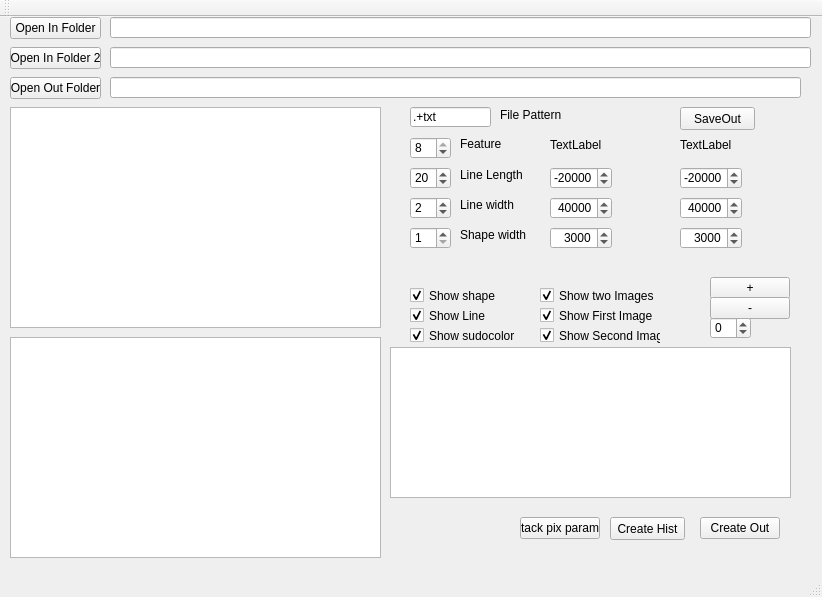
First picture: the form in mainwindow.ui, repository marcinkociolek/HaralickDirMapViever, before the edit.
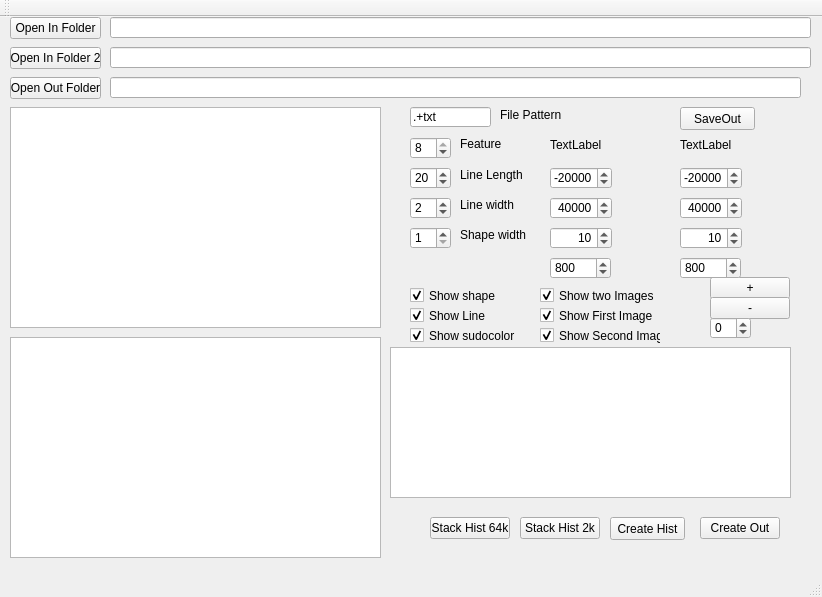
Second picture: the form after the edit.

Diff of the .ui file:
```diff
--- a/mainwindow.ui
+++ b/mainwindow.ui
@@ -374,7 +374,7 @@
      <double>128.000000000000000</double>
     </property>
     <property name="value">
-     <double>3000.000000000000000</double>
+     <double>10.000000000000000</double>
     </property>
    </widget>
    <widget class="QListWidget" name="File2ListWidget">
@@ -470,7 +470,7 @@
      <double>128.000000000000000</double>
     </property>
     <property name="value">
-     <double>3000.000000000000000</double>
+     <double>10.000000000000000</double>
     </property>
    </widget>
    <widget class="QDoubleSpinBox" name="doubleSpinBoxImMin2">
@@ -630,7 +630,52 @@
      </rect>
     </property>
     <property name="text">
-     <string>stack pix params</string>
+     <string>Stack Hist 2k</string>
+    </property>
+   </widget>
+   <widget class="QPushButton" name="pushButtonStackHist64k">
+    <property name="geometry">
+     <rect>
+      <x>430</x>
+      <y>500</y>
+      <width>80</width>
+      <height>22</height>
+     </rect>
+    </property>
+    <property name="text">
+     <string>Stack Hist 64k</string>
+    </property>
+   </widget>
+   <widget class="QSpinBox" name="spinBoxIntensityThreshold">
+    <property name="geometry">
+     <rect>
+      <x>550</x>
+      <y>240</y>
+      <width>61</width>
+      <height>22</height>
+     </rect>
+    </property>
+    <property name="maximum">
+     <number>65535</number>
+    </property>
+    <property name="value">
+     <number>800</number>
+    </property>
+   </widget>
+   <widget class="QSpinBox" name="spinBoxIntensityThreshold2">
+    <property name="geometry">
+     <rect>
+      <x>680</x>
+      <y>240</y>
+      <width>61</width>
+      <height>22</height>
+     </rect>
+    </property>
+    <property name="maximum">
+     <number>65535</number>
+    </property>
+    <property name="value">
+     <number>800</number>
     </property>
    </widget>
   </widget>
```
Left out of the diff: 4 changed lines with no effect on the pictures.
